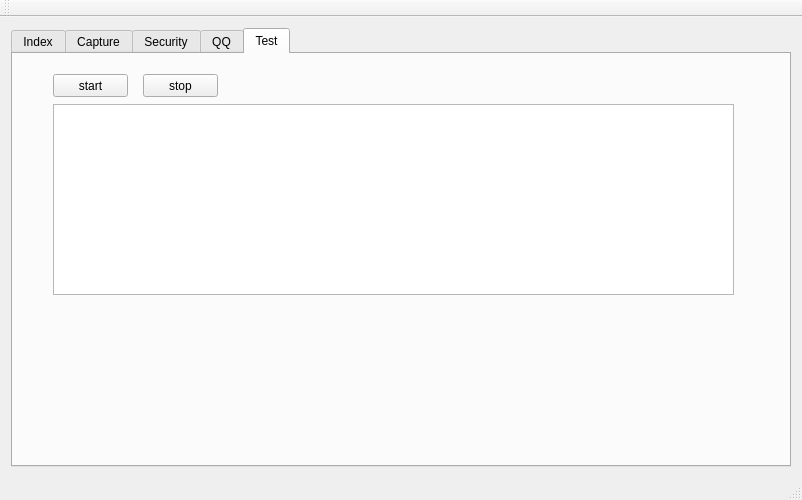
This is mainwindow.ui in baidut/QSniffer as Qt 5 draws it before an edit. The edited form follows.
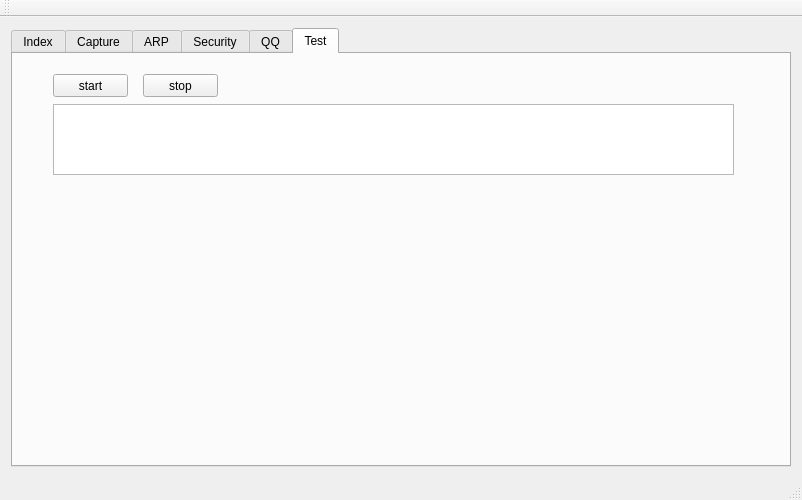
This is the edited form. The open tabs and pages were chosen to show the change.

Commit message: 添加调试信息写入日志文件

Patch:
```diff
--- a/mainwindow.ui
+++ b/mainwindow.ui
@@ -261,6 +261,11 @@
         </item>
        </layout>
       </widget>
+      <widget class="QWidget" name="tab_6">
+       <attribute name="title">
+        <string>ARP</string>
+       </attribute>
+      </widget>
       <widget class="QWidget" name="tab_3">
        <attribute name="title">
         <string>Security</string>
@@ -302,7 +307,7 @@
           <x>40</x>
           <y>50</y>
           <width>681</width>
-          <height>191</height>
+          <height>71</height>
          </rect>
         </property>
        </widget>
```
Left out of the diff: 22 changed lines with no effect on the pictures. The commit also changes 2 other files.
